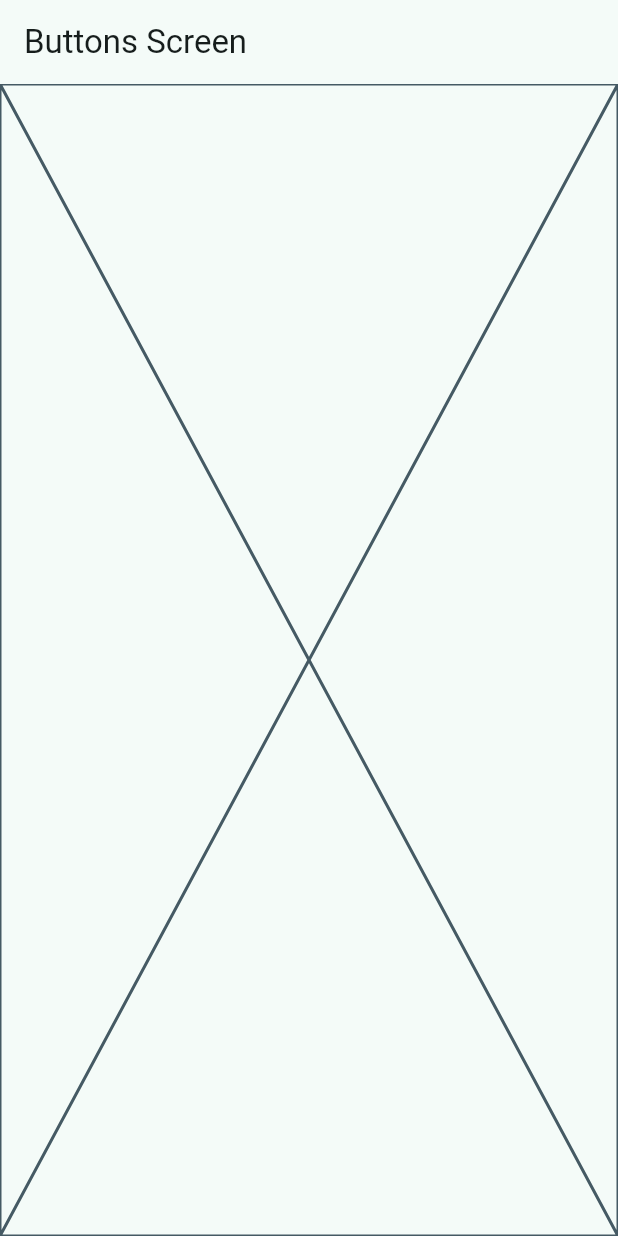
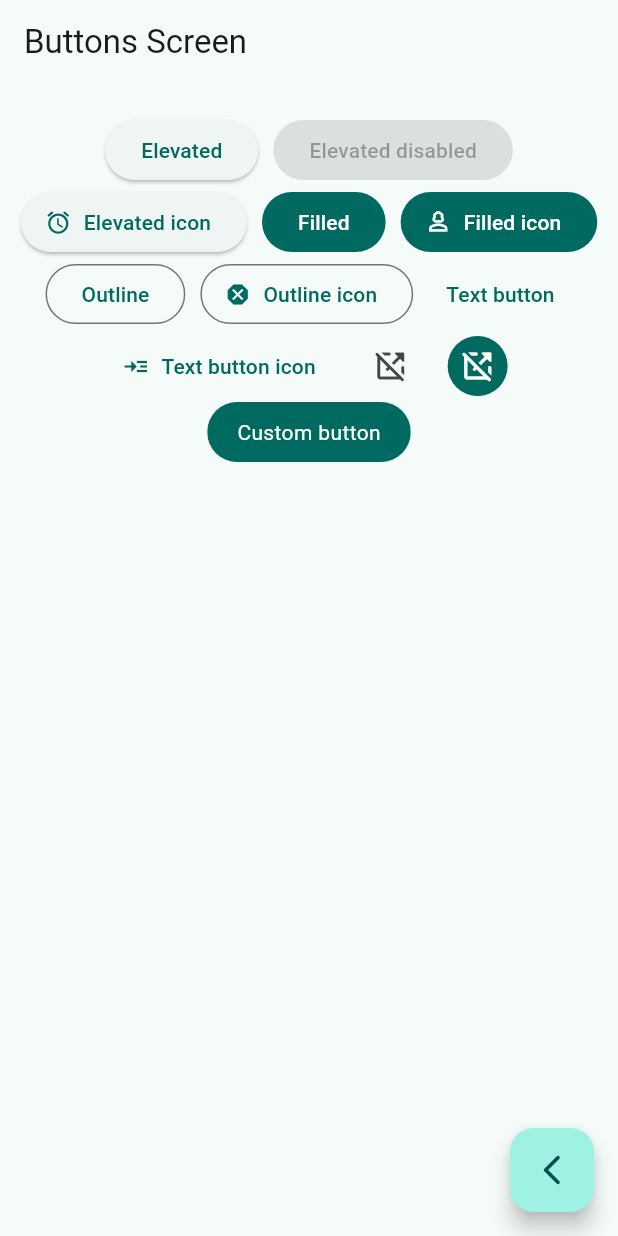
Before and after one commit to pierre-juarez/widgets_app, a Flutter app: the ButtonsScreen screen opened by its route, on a phone screen of 412 x 824 dp. Run offline on Flutter 3.47's test engine with Material 3 defaults, Android fonts, the phone set to English and light mode, and no system bars; our stand-ins replace go_router.

Commit message:
[add] - Buttons screen

```diff
--- a/lib/presentation/screens/buttons/buttons_screen.dart
+++ b/lib/presentation/screens/buttons/buttons_screen.dart
@@ -1,4 +1,5 @@
 import 'package:flutter/material.dart';
+import 'package:go_router/go_router.dart';
 
 class ButtonsScreen extends StatelessWidget {
   const ButtonsScreen({super.key});
@@ -10,7 +11,91 @@ class ButtonsScreen extends StatelessWidget {
       appBar: AppBar(
         title: const Text('Buttons Screen'),
       ),
-      body: const Placeholder(),
+      body: const _ButtonsView(),
+      floatingActionButton: FloatingActionButton(
+        onPressed: () {
+          context.pop();
+        },
+        child: const Icon(Icons.arrow_back_ios_new_rounded),
+      ),
     );
   }
 }
+
+class _ButtonsView extends StatelessWidget {
+  const _ButtonsView();
+
+  @override
+  Widget build(BuildContext context) {
+    final colors = Theme.of(context).colorScheme;
+    return SizedBox(
+      width: double.infinity,
+      child: Padding(
+        padding: const EdgeInsets.symmetric(horizontal: 10, vertical: 20),
+        child: Wrap(
+          spacing: 10,
+          alignment: WrapAlignment.center,
+          children: [
+            ElevatedButton(
+              onPressed: () {},
+              child: const Text('Elevated'),
+            ),
+            const ElevatedButton(
+              onPressed: null,
+              child: Text('Elevated disabled'),
+            ),
+            ElevatedButton.icon(
+              onPressed: () {},
+              icon: const Icon(Icons.access_alarm_rounded),
+              label: const Text('Elevated icon'),
+            ),
+            FilledButton(onPressed: () {}, child: const Text('Filled')),
+            FilledButton.icon(
+              onPressed: () {},
+              label: const Text('Filled icon'),
+              icon: const Icon(Icons.person_3_outlined),
+            ),
+            OutlinedButton(onPressed: () {}, child: const Text('Outline')),
+            OutlinedButton.icon(onPressed: () {}, label: const Text('Outline icon'), icon: const Icon(Icons.dangerous)),
+            TextButton(onPressed: () {}, child: const Text('Text button')),
+            TextButton.icon(onPressed: () {}, label: const Text('Text button icon'), icon: const Icon(Icons.read_more)),
+            IconButton(onPressed: () {}, icon: const Icon(Icons.open_in_new_off_rounded)),
+            IconButton(
+              onPressed: () {},
+              icon: const Icon(Icons.open_in_new_off_rounded),
+              style: ButtonStyle(
+                  backgroundColor: MaterialStatePropertyAll(colors.primary),
+                  iconColor: const MaterialStatePropertyAll(Colors.white)),
+            ),
+            const CustomButton()
+          ],
+        ),
+      ),
+    );
+  }
+}
+
+class CustomButton extends StatelessWidget {
+  const CustomButton({super.key});
+
+  @override
+  Widget build(BuildContext context) {
+    final colors = Theme.of(context).colorScheme;
+    return ClipRRect(
+      borderRadius: BorderRadius.circular(20),
+      child: Material(
+        color: colors.primary,
+        child: InkWell(
+          onTap: () {},
+          child: const Padding(
+            padding: EdgeInsets.symmetric(horizontal: 20, vertical: 10),
+            child: Text(
+              'Custom button',
+              style: TextStyle(color: Colors.white),
+            ),
+          ),
+        ),
+      ),
+    );
+  }
+}
```
